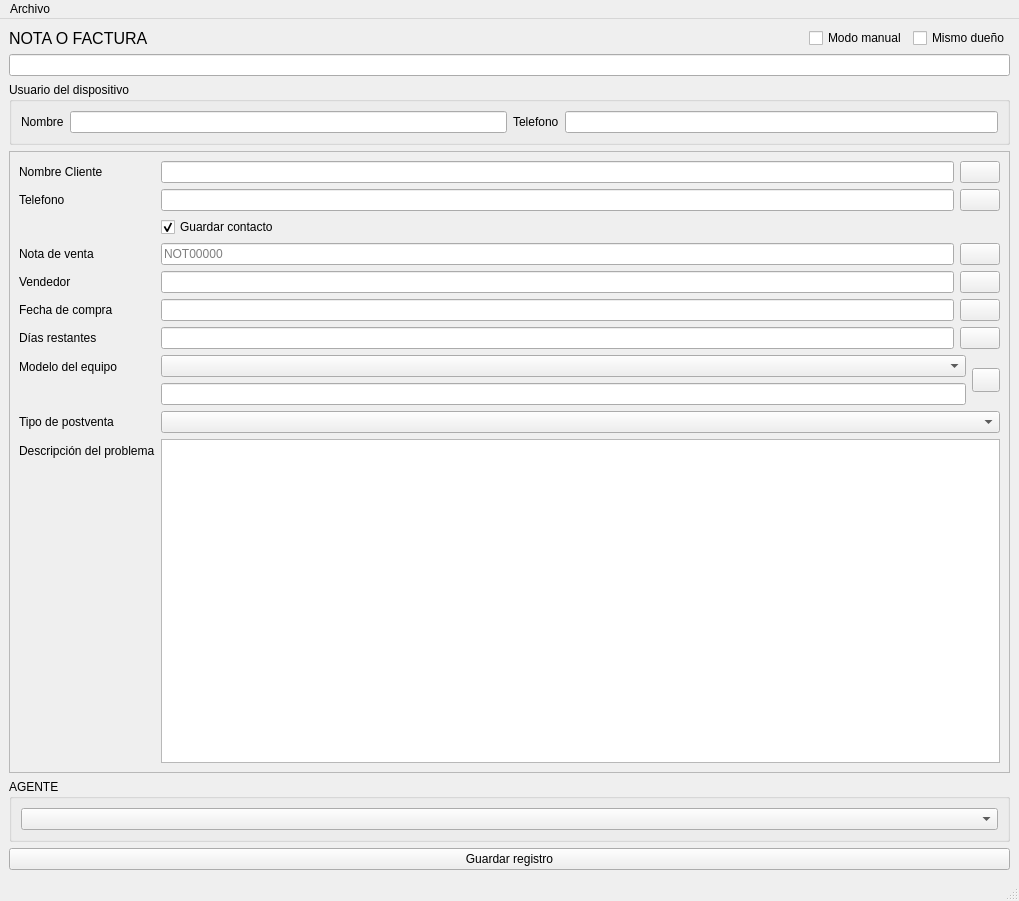
Before: the Qt Designer form ui/aftersalesui.ui in gabod22/Pixel-after-sell-reporter, drawn with Qt 5.
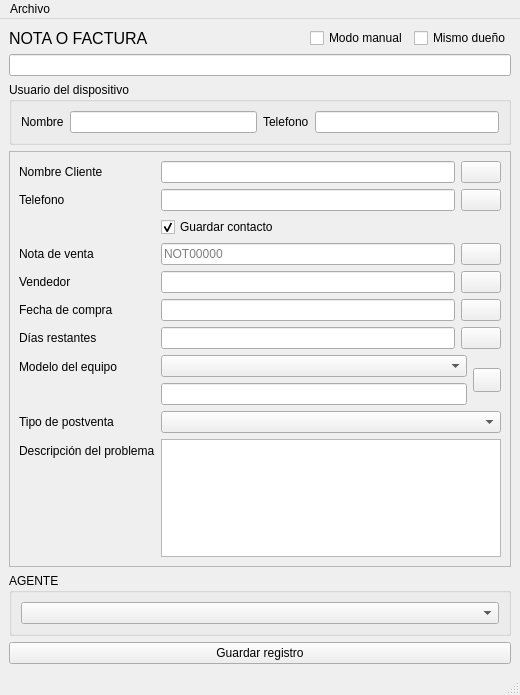
After: the same form once the commit is applied. Icons and pictures are not drawn.

The edit to the form file:
```diff
--- a/ui/aftersalesui.ui
+++ b/ui/aftersalesui.ui
@@ -6,8 +6,8 @@
    <rect>
     <x>0</x>
     <y>0</y>
-    <width>1019</width>
-    <height>901</height>
+    <width>520</width>
+    <height>695</height>
    </rect>
   </property>
   <property name="windowTitle">
@@ -127,8 +127,8 @@
         <rect>
          <x>0</x>
          <y>0</y>
-         <width>999</width>
-         <height>608</height>
+         <width>500</width>
+         <height>402</height>
         </rect>
        </property>
        <layout class="QFormLayout" name="formLayout">
@@ -423,7 +423,7 @@
     <rect>
      <x>0</x>
      <y>0</y>
-     <width>1019</width>
+     <width>520</width>
      <height>33</height>
     </rect>
    </property>
```
Left out of the diff: 13 changed lines with no effect on the pictures.
